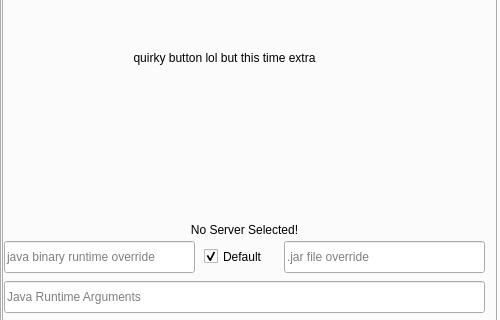
Qt form Internals/Super Internals/JavierUI.ui (Neeko-iko/JavierLauncher) before a commit; both pictures show x 0 to 500 and y 217 to 537 of the 500 by 720 pixel window.
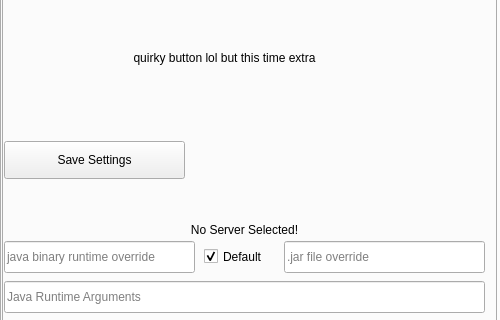
The same form after that commit. The open tabs and pages were chosen to show the change.

Commit message: fixed ram bug, servers save more properly, add extra save button for funsies hopefully works in the release hotfix...

Patch:
```diff
--- a/Internals/Super Internals/JavierUI.ui
+++ b/Internals/Super Internals/JavierUI.ui
@@ -768,6 +768,19 @@
          <set>Qt::AlignCenter</set>
         </property>
        </widget>
+       <widget class="QPushButton" name="saveSettings_2">
+        <property name="geometry">
+         <rect>
+          <x>0</x>
+          <y>330</y>
+          <width>181</width>
+          <height>38</height>
+         </rect>
+        </property>
+        <property name="text">
+         <string>Save Settings</string>
+        </property>
+       </widget>
       </widget>
      </widget>
     </widget>
```
Left out of the diff: 6 changed lines with no effect on the pictures. The commit also changes 3 other files.
